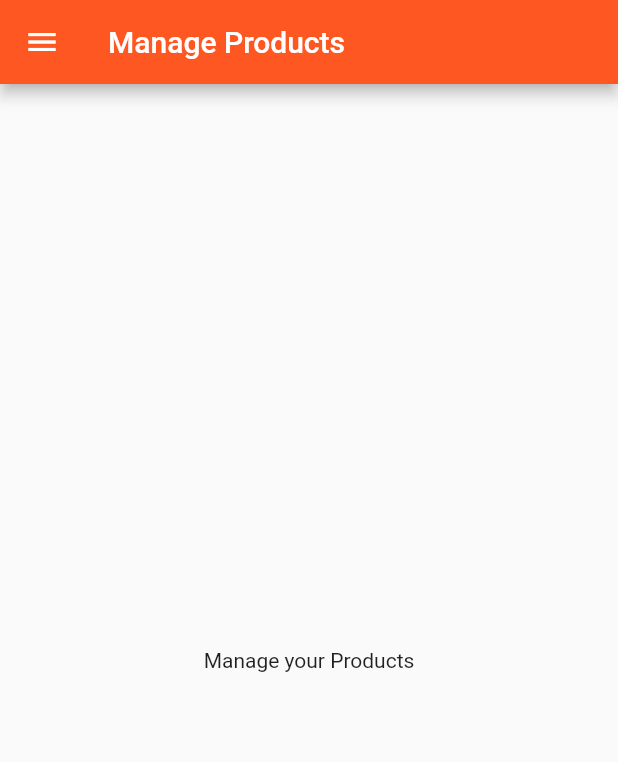
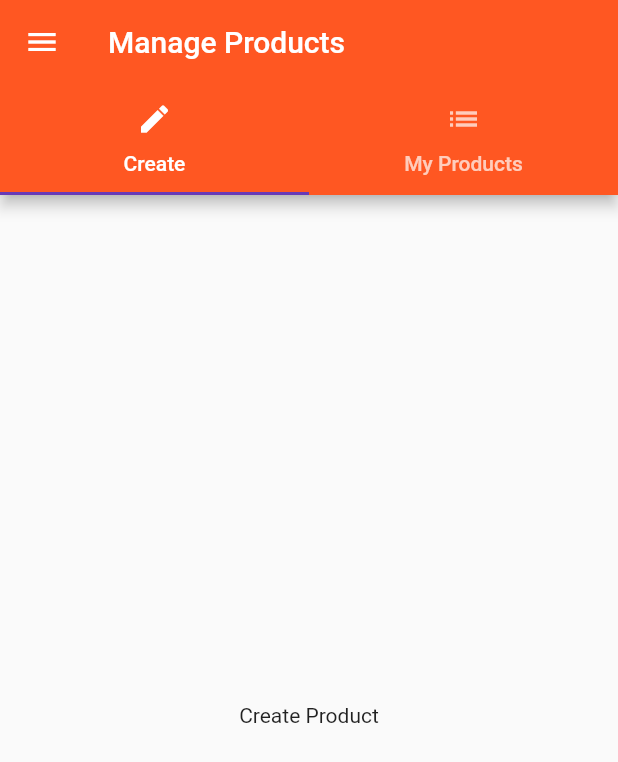
Before and after one commit to allayGerald/flutterPlayground, a Flutter app: the ProductAdmin screen opened directly, on a phone screen of 412 x 824 dp. Shown: the top 762 px of the screen. Run offline on Flutter 3.47's test engine with Material 2 defaults, Android fonts, the phone set to English and light mode, and no system bars.

Commit message:
Feat: Tabs Navigation

```diff
--- a/lib/pages/product-admin.dart
+++ b/lib/pages/product-admin.dart
@@ -1,10 +1,14 @@
+import 'package:first_app/pages/product-create.dart';
+import 'package:first_app/pages/product-list.dart';
 import 'package:first_app/pages/products.dart';
 import 'package:flutter/material.dart';
 
 class ProductAdmin extends StatelessWidget {
   @override
   Widget build(BuildContext context) {
-    return Scaffold(
+    return DefaultTabController(
+        length: 2,
+        child: Scaffold(
             drawer: Drawer(
               child: Column(
                 children: <Widget>[
@@ -18,7 +22,8 @@ class ProductAdmin extends StatelessWidget {
                       Navigator.pushReplacement(
                           context,
                           MaterialPageRoute(
-                        builder: (BuildContext context) => ProductsPage()));
+                              builder: (BuildContext context) =>
+                                  ProductsPage()));
                     },
                   )
                 ],
@@ -26,10 +31,21 @@ class ProductAdmin extends StatelessWidget {
             ),
             appBar: AppBar(
               title: Text('Manage Products'),
+              bottom: TabBar(
+                tabs: <Widget>[
+                  Tab(
+                    text: 'Create',
+                    icon: Icon(Icons.create),
                   ),
-      body: Center(
-        child: Text('Manage your Products'),
+                  Tab(
+                    text: 'My Products',
+                    icon: Icon(Icons.list),
+                  )
+                ],
               ),
-    );
+            ),
+            body: TabBarView(
+              children: <Widget>[ProductCreatePage(), ProductListPage()],
+            )));
   }
 }
--- /dev/null
+++ b/lib/pages/product-create.dart
@@ -0,0 +1,8 @@
+import 'package:flutter/cupertino.dart';
+
+class ProductCreatePage extends StatelessWidget{
+  @override
+  Widget build(BuildContext context) {
+  return Center(child: Text('Create Product'),);
+  }
+}
--- /dev/null
+++ b/lib/pages/product-list.dart
@@ -0,0 +1,10 @@
+import 'package:flutter/cupertino.dart';
+
+class ProductListPage extends StatelessWidget {
+  @override
+  Widget build(BuildContext context) {
+    return Center(
+      child: Text('All Products'),
+    );
+  }
+}
```
Lines whose indentation alone changed are shown as unchanged.
